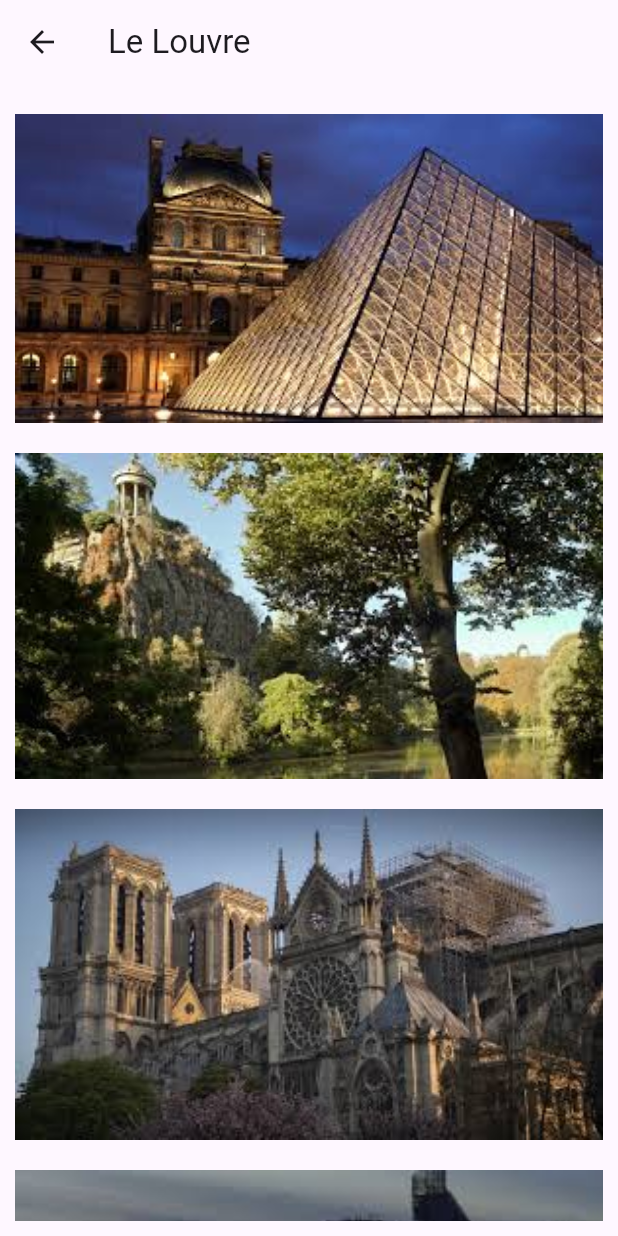
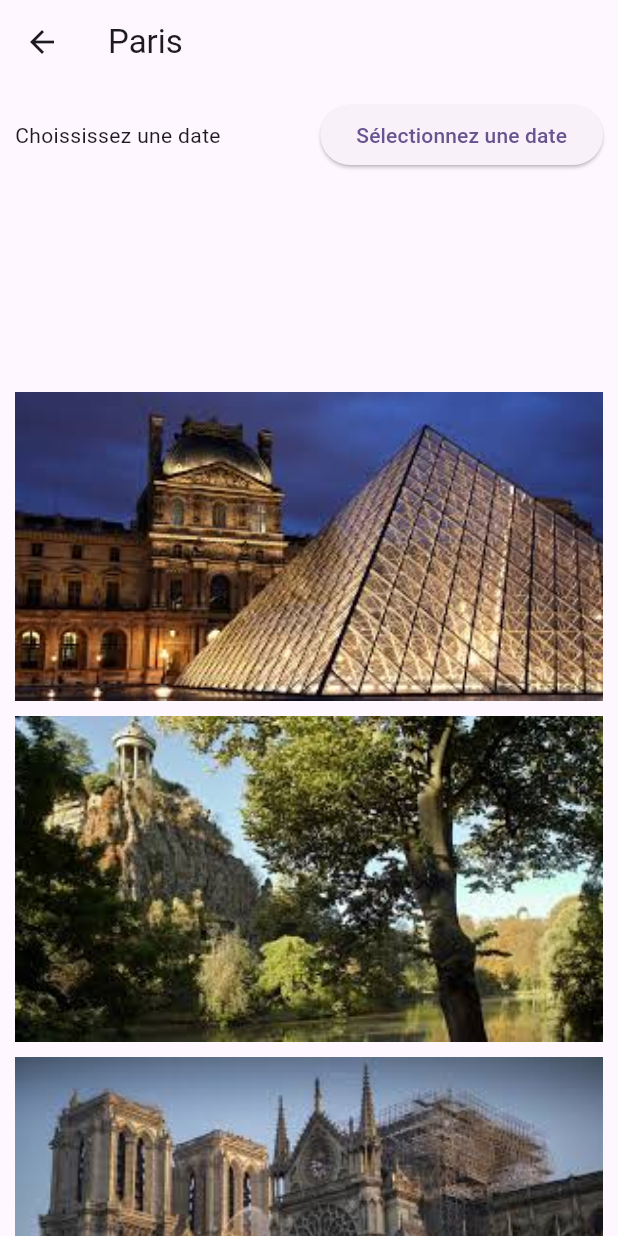
Before and after one commit to johannesmadja/dyma_app, a Flutter app: the CityPage screen opened directly with sample values from the repository, on a phone screen of 412 x 824 dp. Run offline on Flutter 3.47's test engine with Material 3 defaults, Android fonts, the phone set to English and light mode, and no system bars.

Commit message:
ch8_Lecon2

```diff
--- a/lib/features/cities/data/models/activities_mock.dart
+++ b/lib/features/cities/data/models/activities_mock.dart
@@ -24,4 +24,28 @@ final List<Activity> activities_mock = [
     city: City(name: 'Paris', imageUrl: AppAssets.paris, isFavorite: false),
     image: 'assets/images/activity/defense.jpg',
   ),
+  Activity(
+    name: 'Luxembourg',
+    city: City(name: 'Lyon', imageUrl: AppAssets.lyon, isFavorite: false),
+    image: 'assets/images/activity/luxembourg.jpg',
+  ),
+  Activity(
+    name: 'Montmartre',
+    city: City(
+      name: 'Bordeaux',
+      imageUrl: AppAssets.bordeaux,
+      isFavorite: false,
+    ),
+    image: 'assets/images/activity/montmartre.jpg',
+  ),
+  Activity(
+    name: 'La Défense',
+    city: City(name: 'Nice', imageUrl: AppAssets.nice, isFavorite: false),
+    image: 'assets/images/activity/defense.jpg',
+  ),
+  Activity(
+    name: 'La Défense',
+    city: City(name: 'Lyon', imageUrl: AppAssets.lyon, isFavorite: false),
+    image: 'assets/images/activity/defense.jpg',
+  ),
 ];
--- a/lib/features/cities/presentation/pages/city_page.dart
+++ b/lib/features/cities/presentation/pages/city_page.dart
@@ -27,15 +27,38 @@ class _CityPageState extends State<CityPage> {
   @override
   Widget build(BuildContext context) {
     return Scaffold(
-      appBar: AppBar(title: Text(activities.first.name)),
-      body: Container(
+      appBar: AppBar(
+        title: Text(activities.isNotEmpty ? activities.first.city.name : ''),
+      ),
+      body: Column(
+        children: [
+          Container(
+            height: 200,
             padding: EdgeInsets.all(10),
+            child: Column(
+              children: [
+                Row(
+                  mainAxisAlignment: MainAxisAlignment.spaceBetween,
+                  children: [
+                    const Text("Choississez une date"),
+                    ElevatedButton(
+                      onPressed: () {},
+                      child: const Text("Sélectionnez une date"),
+                    ),
+                  ],
+                ),
+              ],
+            ),
+          ),
+          Expanded(
             child: ListView.builder(
               itemCount: activities.length,
               itemBuilder: (context, index) =>
                   ActivityCard(activity: activities[index]),
             ),
           ),
+        ],
+      ),
     );
   }
 }
--- a/lib/features/cities/presentation/widgets/activity_card.dart
+++ b/lib/features/cities/presentation/widgets/activity_card.dart
@@ -10,7 +10,7 @@ class ActivityCard extends StatelessWidget {
   Widget build(BuildContext context) {
     return Container(
       width: double.infinity,
-      margin: EdgeInsets.symmetric(vertical: 10),
+      margin: EdgeInsets.symmetric(vertical: 5, horizontal: 10),
       child: Image.asset(activity.image, fit: BoxFit.cover),
     );
   }
```
Lines whose indentation alone changed are shown as unchanged.
